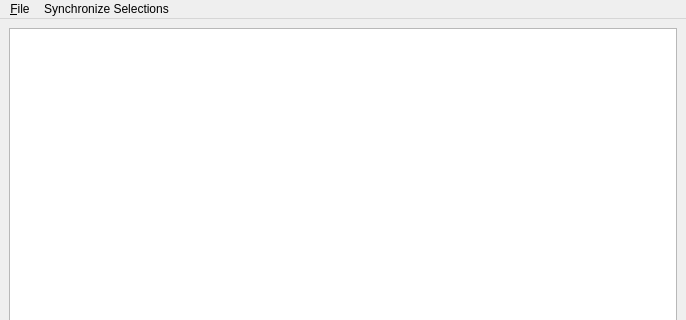
The window that gui/MainWindow.ui (kateyy/geohazardvis) describes before a commit, drawn with Qt 5; both pictures show x 0 to 686 and y 0 to 320 of the 686 by 607 pixel window.
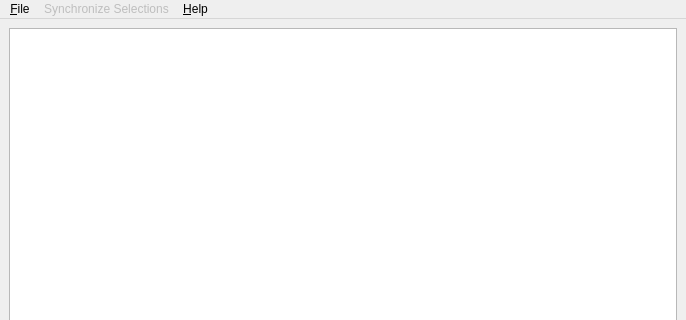
The same window after the commit.

What changed in the file:
```diff
--- a/gui/MainWindow.ui
+++ b/gui/MainWindow.ui
@@ -75,12 +75,22 @@
     <addaction name="actionExit"/>
    </widget>
    <widget class="QMenu" name="menuSynchronize_Selections">
+    <property name="enabled">
+     <bool>false</bool>
+    </property>
     <property name="title">
      <string>Synchronize Selections</string>
     </property>
    </widget>
+   <widget class="QMenu" name="menuHelp">
+    <property name="title">
+     <string>&amp;Help</string>
+    </property>
+    <addaction name="actionAbout_Qt"/>
+   </widget>
    <addaction name="menuFile"/>
    <addaction name="menuSynchronize_Selections"/>
+   <addaction name="menuHelp"/>
   </widget>
   <action name="actionExit">
    <property name="text">
```
Left out of the diff: 5 changed lines with no effect on the pictures.
